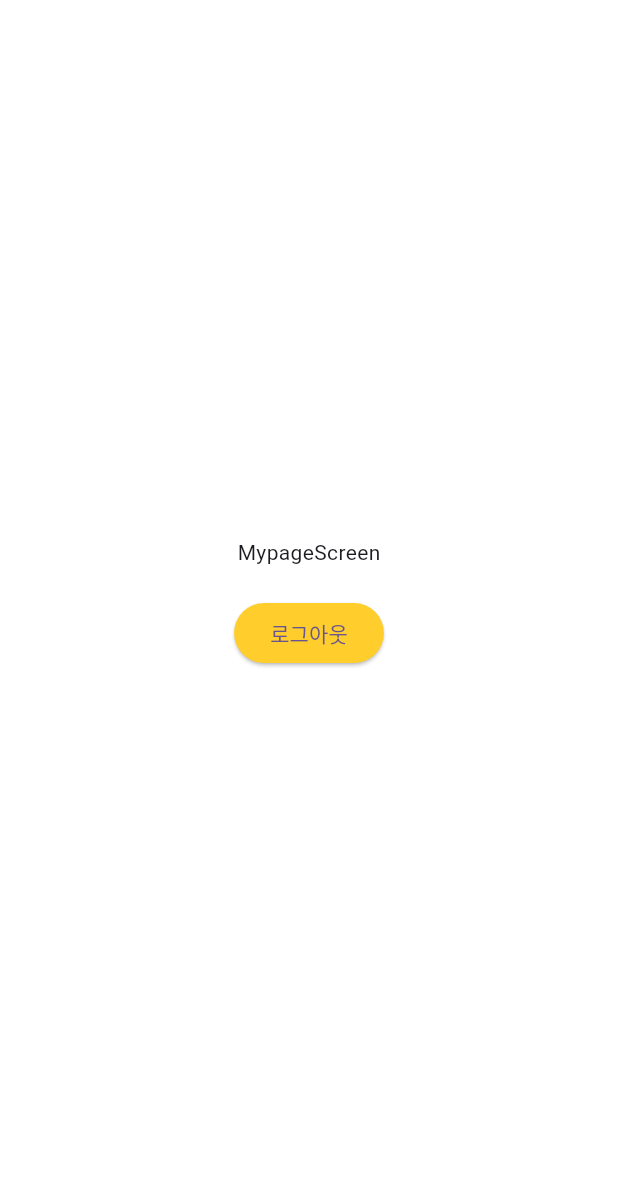
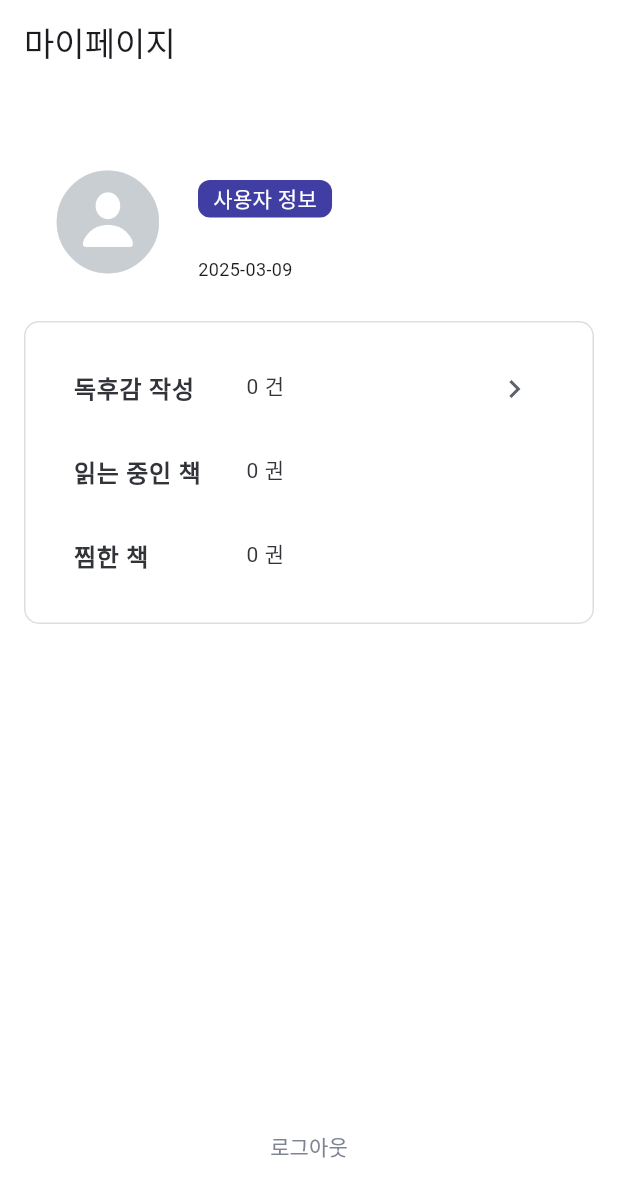
Before and after one commit to iOS7thBookReaders/BooksRoom, a Flutter app: the MypageScreen screen opened directly, on a phone screen of 412 x 824 dp. Shown: the top 1197 px of the screen. Run offline on Flutter 3.47's test engine with Material 3 defaults, Android fonts, the phone set to English and light mode, and no system bars; our stand-ins replace cloud_firestore, firebase_auth, firebase_core, table_calendar; accounts and stored records are empty.

Commit message:
Feat: 마이페이지 구현

```diff
--- a/lib/components/format.dart
+++ b/lib/components/format.dart
@@ -24,4 +24,9 @@ class Format {
     // 연도만 반환
     return date.year.toString();
   }
+
+  String formaDate(String dateString) {
+    String formattedDate = dateString.split(' ')[0]; // 공백 기준으로 날짜만 추출
+    return formattedDate;
+  }
 }
--- a/lib/screens/mypage_screen.dart
+++ b/lib/screens/mypage_screen.dart
@@ -1,29 +1,171 @@
 // ignore_for_file: avoid_print
 
+import 'package:books_room/screens/my_review_screen.dart';
+import 'package:books_room/services/book_firebase_service.dart';
+import 'package:flutter/cupertino.dart';
 import 'package:flutter/material.dart';
 import 'package:books_room/services/auth_service.dart';
 import 'package:books_room/screens/login_screen.dart';
 import 'package:books_room/components/color.dart';
 
-class MypageScreen extends StatelessWidget {
+import '../components/format.dart';
+import '../models/book_model.dart';
+import '../services/review_firebase_service.dart';
+
+class MypageScreen extends StatefulWidget {
   const MypageScreen({super.key});
+
+  @override
+  State<MypageScreen> createState() => _MypageScreenState();
+}
+
+class _MypageScreenState extends State<MypageScreen> {
+  final ReviewFirebaseService _reviewFirebaseService = ReviewFirebaseService();
+
+  // 읽고 있는 책 목록을 저장할 변수
+  List<BookModel> _readingBooks = [];
+  List<BookModel> _wishingBooks = [];
+  List<BookModel> _reviewBooks = [];
+
+  @override
+  void initState() {
+    super.initState();
+    WidgetsBinding.instance.addPostFrameCallback((_) {
+      _loadReadingBooks();
+      _loadWishingBooks();
+      _loadReviewBooks();
+    });
+  }
+
+  // 읽고 있는 책 로드 메서드
+  void _loadReadingBooks() {
+    _reviewFirebaseService.getReadingBooks().listen((books) {
+      setState(() {
+        _readingBooks = books;
+      });
+    });
+  }
+
+  // 리뷰 책 로드 메서드
+  void _loadReviewBooks() {
+    _reviewFirebaseService.getReviewBooks().listen((books) {
+      setState(() {
+        _reviewBooks = books;
+      });
+    });
+  }
+
+  // 찜한 책 로드 메서드
+  void _loadWishingBooks() {
+    _reviewFirebaseService.getWishingBooks().listen((books) {
+      setState(() {
+        _wishingBooks = books;
+      });
+    });
+  }
 
   @override
   Widget build(BuildContext context) {
     // Firebase 서비스 인스턴스 생성
-    final authService = AuthService(); // 로그아웃을 위한 인스턴스
-
+    //// 로그아웃을 위한 인스턴스
+    final authService = AuthService();
+    final userEmailString = authService.currentUser?.email ?? '';
+    final userCreateDateString =
+        authService.currentUser?.metadata.creationTime.toString() ?? '';
     return Scaffold(
       backgroundColor: Colors.white,
-      body: Center(
+      appBar: AppBar(
+        title: const Text('마이페이지'),
+        backgroundColor: Colors.white,
+        elevation: 0,
+        scrolledUnderElevation: 0,
+      ),
+      body: Padding(
+        padding: const EdgeInsets.all(16.0),
         child: Column(
-          mainAxisAlignment: MainAxisAlignment.center,
+          mainAxisAlignment: MainAxisAlignment.start,
           children: [
-            Text('MypageScreen'),
             SizedBox(height: 20),
+            Container(
+              width: double.infinity,
+              padding: const EdgeInsets.all(16),
 
+              child: Row(
+                crossAxisAlignment: CrossAxisAlignment.end,
+                children: [
+                  Icon(
+                    CupertinoIcons.person_circle_fill,
+                    size: 80,
+                    color: GRAY300_DISABLE,
+                  ),
+                  SizedBox(width: 20),
+                  Column(
+                    crossAxisAlignment: CrossAxisAlignment.start,
+                    children: [
+                      Container(
+                        padding: const EdgeInsets.symmetric(
+                          horizontal: 10,
+                          vertical: 2,
+                        ),
+                        decoration: BoxDecoration(
+                          borderRadius: BorderRadius.circular(8),
+                          color: POINT_COLOR,
+                        ),
+                        child: Text(
+                          '사용자 정보',
+                          style: TextStyle(fontSize: 14, color: Colors.white),
+                        ),
+                      ),
+                      Text(userEmailString, style: TextStyle(fontSize: 18)),
+                      Text(
+                        Format().formaDate(userCreateDateString),
+                        style: TextStyle(fontSize: 12),
+                      ),
+                    ],
+                  ),
+                ],
+              ),
+            ),
+            SizedBox(height: 10),
+            Container(
+              padding: const EdgeInsets.all(16),
+              decoration: BoxDecoration(
+                color: Colors.white,
+                border: Border.all(color: GRAY200_LINE),
+                borderRadius: BorderRadius.circular(10),
+              ),
+              child: Column(
+                children: [
+                  ListTile(
+                    title: infoRow('독후감 작성', '${_reviewBooks.length} 건'),
+                    trailing: Icon(
+                      Icons.keyboard_arrow_right_sharp,
+                      color: GRAY700,
+                    ),
+                    onTap: () {
+                      print('독후감 작성 목록');
+                      Navigator.push(
+                        context,
+                        MaterialPageRoute(
+                          builder:
+                              (context) => MyReviewScreen(
+                                title: '독후감 목록',
+                                items: _reviewBooks,
+                              ),
+                        ),
+                      );
+                    },
+                  ),
+                  ListTile(
+                    title: infoRow('읽는 중인 책', '${_readingBooks.length} 권'),
+                  ),
+                  ListTile(title: infoRow('찜한 책', '${_wishingBooks.length} 권')),
+                ],
+              ),
+            ),
             // 로그아웃 버튼
-            ElevatedButton(
+            Spacer(),
+            TextButton(
               onPressed: () async {
                 // 먼저 context를 안전하게 저장
                 final navigatorContext = context;
@@ -41,8 +183,7 @@ class MypageScreen extends StatelessWidget {
                   );
                 }
               },
-              style: ElevatedButton.styleFrom(backgroundColor: MAIN_COLOR),
-              child: const Text('로그아웃'),
+              child: const Text('로그아웃', style: TextStyle(color: GRAY500)),
             ),
             SizedBox(height: 20),
           ],
@@ -50,4 +191,31 @@ class MypageScreen extends StatelessWidget {
       ),
     );
   }
+
+  Widget infoRow(String label, String content) {
+    return Row(
+      crossAxisAlignment: CrossAxisAlignment.start,
+      children: [
+        SizedBox(
+          width: 100,
+          child: Text(
+            label,
+            style: const TextStyle(
+              fontSize: 16,
+              fontWeight: FontWeight.w700,
+              color: GRAY900,
+            ),
+          ),
+        ),
+        const SizedBox(width: 15),
+        Expanded(
+          child: Text(
+            content,
+            style: const TextStyle(fontSize: 14, color: GRAY900),
+            softWrap: true,
+          ),
+        ),
+      ],
+    );
+  }
 }
--- a/lib/services/review_firebase_service.dart
+++ b/lib/services/review_firebase_service.dart
@@ -18,7 +18,14 @@ class ReviewFirebaseService {
   // 컬렉션 레퍼런스
   CollectionReference get usersCollection => _firestore.collection('users');
 
-  // 현재 사용자의 books 컬렉션 참조 얻기
+  int _readingBooksCount = 0;
+  int _reviewBooksCount = 0;
+  int _wishingBooksCount = 0;
+
+  int get readingBooksCount => _readingBooksCount;
+  int get reviewBooksCount => _reviewBooksCount;
+  int get wishingBooksCount => _wishingBooksCount;
+
   CollectionReference? get currentUserBooks {
     final email = currentUserEmail;
     print('현재 사용자 Email: $email');
@@ -108,6 +115,10 @@ class ReviewFirebaseService {
     return booksRef.where('isReading', isEqualTo: true).snapshots().map((
       snapshot,
     ) {
+      // 문서 수 (책 개수) 추적
+      final count = snapshot.docs.length;
+      print("읽고 있는 책의 총 개수: $count");
+      _readingBooksCount = count;
       return snapshot.docs.map((doc) => BookModel.fromFirestore(doc)).toList();
     });
   }
@@ -122,6 +133,26 @@ class ReviewFirebaseService {
     return booksRef.where('isWishing', isEqualTo: true).snapshots().map((
       snapshot,
     ) {
+      final count = snapshot.docs.length;
+      print("찜한 책의 총 개수: $count");
+      _wishingBooksCount = count;
+      return snapshot.docs.map((doc) => BookModel.fromFirestore(doc)).toList();
+    });
+  }
+
+  // 리뷰 목록 가져오기 (isWishing이 true인 책들)
+  Stream<List<BookModel>> getReviewBooks() {
+    final booksRef = currentUserBooks;
+    if (booksRef == null) {
+      return Stream.value([]);
+    }
+
+    return booksRef.where('isReviewed', isEqualTo: true).snapshots().map((
+      snapshot,
+    ) {
+      final count = snapshot.docs.length;
+      print("리뷰한 책의 총 개수: $count");
+      _reviewBooksCount = count;
       return snapshot.docs.map((doc) => BookModel.fromFirestore(doc)).toList();
     });
   }
```
Also changed, not shown: lib/providers/book_provider.dart (+23 -0 lines), lib/screens/book_detail_screen.dart (+3 -6 lines), lib/screens/my_review_screen.dart (added, +28 -0 lines).
